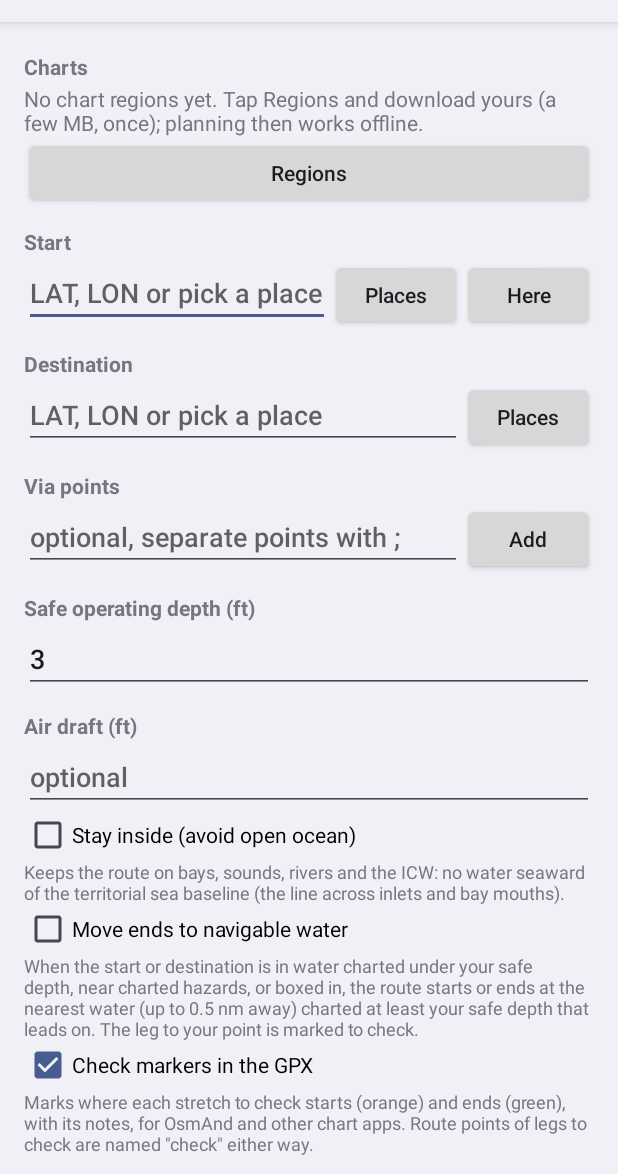
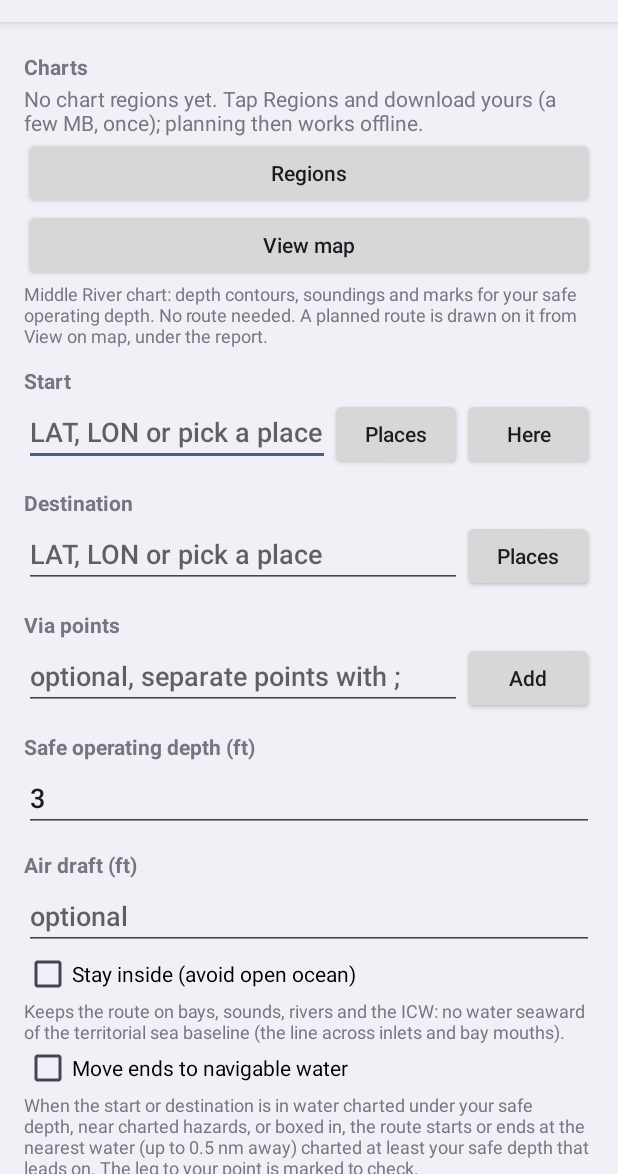
Before and after one commit to jnyer27/noaa-osmand-charts, an Android app: the screen it shows after launch (MainActivity), on a phone screen of 412 x 824 dp, the part 62-1236 px from its top. Run offline under Robolectric (Android 15) with nearby library versions, the phone set to English and light mode, and no system bars; network calls fail.

Commit message:
Open the Middle River chart without a planned route
View map, under Regions, shows depth contours, soundings and marks for the safe depth on the form. The chart file stays about 1 MB, copied once into app storage.

Co-authored-by: jnyer27 <jnyer27@users.noreply.github.com>

```diff
--- a/android/app/src/main/java/com/jnyer27/noaaroute/ChartMapActivity.kt
+++ b/android/app/src/main/java/com/jnyer27/noaaroute/ChartMapActivity.kt
@@ -175,7 +175,8 @@ class ChartMapActivity : Activity() {
         sb.append("Proof of concept, not for navigation. NOAA ENC of Middle River, depths in feet. ")
         sb.append("Safe operating depth $depth ft: darker blue is charted under it, pale blue is deeper, olive dries. ")
         sb.append("Green and red marks are port and starboard (IALA-B); a dark ring is a daybeacon. ")
-        sb.append("Orange dashed legs are checks. The blue dot is your GPS position.")
+        if (routeJson != null) sb.append("Orange dashed legs are checks. ")
+        sb.append("The blue dot is your GPS position.")
         if (outside) sb.append(" Charts cover Middle River only; past that, the route is the line alone.")
         return sb.toString()
     }
--- a/android/app/src/main/java/com/jnyer27/noaaroute/MainActivity.kt
+++ b/android/app/src/main/java/com/jnyer27/noaaroute/MainActivity.kt
@@ -145,6 +145,11 @@ class MainActivity : Activity() {
         col.addView(label("Charts"))
         col.addView(packStatus)
         col.addView(packButton)
+        col.addView(button("View map") { showChart() })
+        col.addView(TextView(this).apply {
+            text = "Middle River chart: depth contours, soundings and marks for your safe operating depth. No route needed. A planned route is drawn on it from View on map, under the report."
+            textSize = 12f
+        })
         noticeText = TextView(this)
         noticeButton = button("Switch") {}
         notice = LinearLayout(this).apply { orientation = LinearLayout.VERTICAL; visibility = View.GONE; setPadding(0, dp(4), 0, 0) }
@@ -1189,6 +1194,12 @@ class MainActivity : Activity() {
 
     // ------------------------------------------------------------ planning
 
+    /** The Middle River chart alone, shaded for the safe depth on the form (3 ft if that field is empty). */
+    private fun showChart() {
+        val d = depth.text.toString().toDoubleOrNull()?.takeIf { it > 0 && it < 40 } ?: 3.0
+        startActivity(Intent(this, ChartMapActivity::class.java).putExtra(ChartMapActivity.EXTRA_DEPTH, d))
+    }
+
     /** The chart screen for this route. The Middle River tiles are bundled; other waters draw the line only. */
     private fun showOnMap() {
         val r = route ?: return
```
Also changed, not shown: 4 other files.
